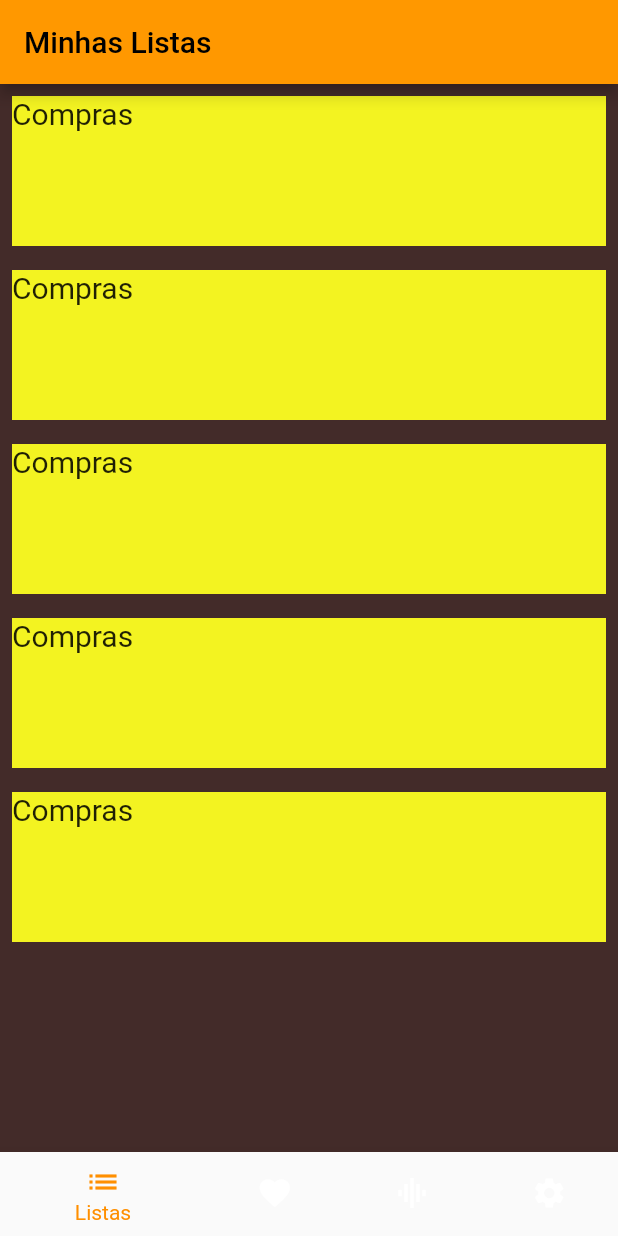
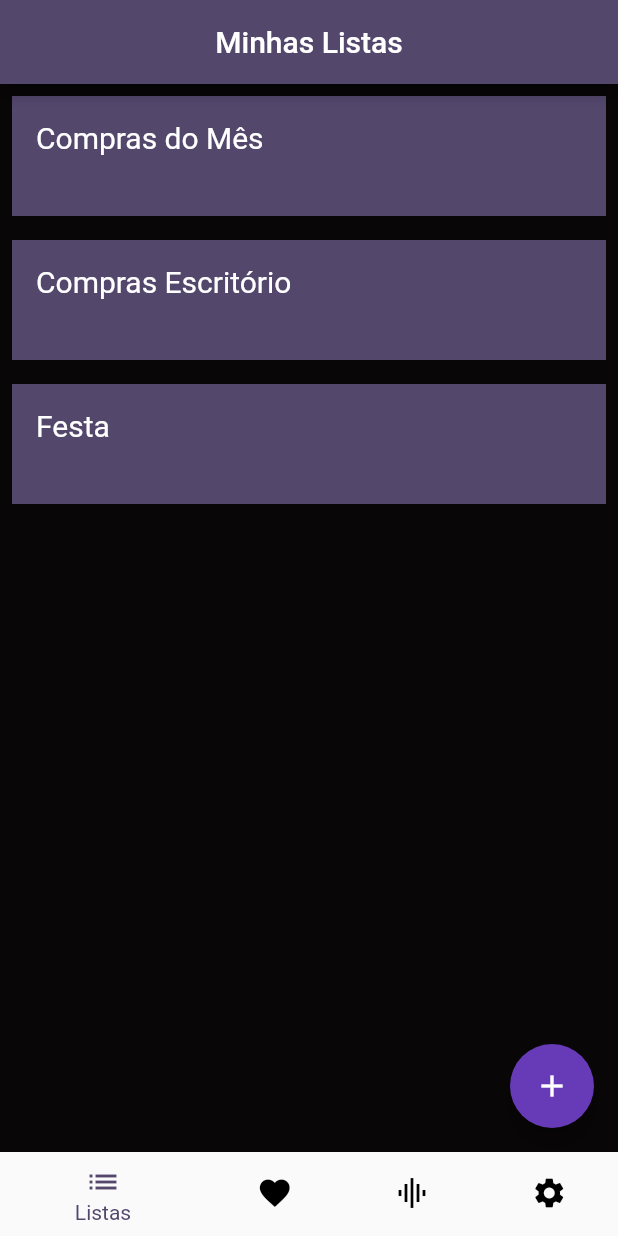
Before and after one commit to Baraggam/lddm-1.2023, a Flutter app: the screen it shows after launch, after a tap on "Get Started", on a phone screen of 412 x 824 dp. Run offline on Flutter 3.47's test engine with Material 2 defaults, Android fonts, the phone set to English and light mode, and no system bars; our stand-ins replace google_fonts.

```diff
--- a/lib/config_page.dart
+++ b/lib/config_page.dart
@@ -11,10 +11,11 @@ class _ConfiguracaoPage extends State<ConfiguracaoPage> {
   @override
   Widget build(BuildContext context) {
     return Scaffold(
-      backgroundColor: Color.fromARGB(255, 67, 43, 41),
+      backgroundColor: Color.fromARGB(255, 8, 6, 6),
       appBar: AppBar(
         title: Text('Configurações'),
-        backgroundColor: Colors.orange,
+        centerTitle: true,
+        backgroundColor: Color.fromARGB(255, 83, 71, 108),
       ),
     );
   }
--- a/lib/historico_page.dart
+++ b/lib/historico_page.dart
@@ -11,10 +11,11 @@ class _HistoricoPage extends State<HistoricoPage> {
   @override
   Widget build(BuildContext context) {
     return Scaffold(
-      backgroundColor: Color.fromARGB(255, 67, 43, 41),
+      backgroundColor: Color.fromARGB(255, 8, 6, 6),
       appBar: AppBar(
         title: Text('Histórico'),
-        backgroundColor: Colors.orange,
+        centerTitle: true,
+        backgroundColor: Color.fromARGB(255, 83, 71, 108),
       ),
     );
   }
--- a/lib/home_page.dart
+++ b/lib/home_page.dart
@@ -44,22 +44,24 @@ class _HomePageState extends State<HomePage> {
         ],
       ),
       bottomNavigationBar: BottomNavigationBar(
+        unselectedItemColor: Colors.black,
         currentIndex: paginaAtual,
         items: const [
           BottomNavigationBarItem(icon: Icon(Icons.list), label: 'Listas'),
           BottomNavigationBarItem(
-              icon: Icon(Icons.favorite), label: 'Favoritos'),
+            icon: Icon(Icons.favorite),
+            label: 'Favoritos',
+          ),
           BottomNavigationBarItem(
               icon: Icon(Icons.graphic_eq), label: 'Histórico'),
           BottomNavigationBarItem(
               icon: Icon(Icons.settings), label: 'Configuracao'),
         ],
-        selectedItemColor: Colors.amber[800],
+        selectedItemColor: Color.fromARGB(255, 83, 71, 108),
         onTap: (pagina) {
           pc.animateToPage(pagina,
               duration: Duration(milliseconds: 400), curve: Curves.ease);
         },
-        backgroundColor: Colors.blue,
       ),
     );
   }
--- a/lib/listas_page.dart
+++ b/lib/listas_page.dart
@@ -1,5 +1,7 @@
 import 'package:flutter/material.dart';
-import 'package:google_fonts/google_fonts.dart';
+import 'package:primeiro_projeto/lista_page.dart';
+
+import 'produtoModel.dart';
 
 class ListasPage extends StatefulWidget {
   const ListasPage({Key? key}) : super(key: key);
@@ -9,32 +11,98 @@ class ListasPage extends StatefulWidget {
 }
 
 class _ListasPageState extends State<ListasPage> {
+  String _entrada = "";
+
+  static List<String> _listaNome = [];
+
+  final List<ProdutoModel> produtoData = List.generate(
+      _listaNome.length,
+      (index) => ProdutoModel(
+            nomeProduto: '',
+            precoProduto: '',
+            imagemPath: '',
+          ));
+
+  @override
+  void initState() {
+    super.initState();
+    _listaNome.add("Compras do Mês");
+    _listaNome.add("Compras Escritório");
+    _listaNome.add("Festa");
+  }
+
   @override
   Widget build(BuildContext context) {
     return Scaffold(
-      backgroundColor: Color.fromARGB(255, 67, 43, 41),
+      backgroundColor: Color.fromARGB(255, 8, 6, 6),
       appBar: AppBar(
         title: Text('Minhas Listas'),
-        backgroundColor: Colors.orange,
+        centerTitle: true,
+        backgroundColor: Color.fromARGB(255, 83, 71, 108),
       ),
       body: ListView.builder(
-        itemCount: 5,
+        itemCount: _listaNome.length,
         itemBuilder: (context, index) {
           return Padding(
             padding: const EdgeInsets.all(8.0),
             child: Container(
-              height: 100,
-              color: Color.fromARGB(255, 243, 243, 33),
-              child: Text(
-                "Compras",
-                style: TextStyle(
-                  fontSize: 20,
+              height: 80,
+              color: Color.fromARGB(255, 83, 71, 108),
+              key: Key(_listaNome[index]),
+              child: ListTile(
+                title: Text(
+                  _listaNome[index],
+                  style: TextStyle(fontSize: 20, color: Colors.white),
                 ),
+                onTap: () {
+                  Navigator.of(context).push(MaterialPageRoute(
+                      builder: (context) => Lista(
+                            produtoModel: produtoData[index],
+                          )));
+                },
               ),
             ),
           );
         },
       ),
+      floatingActionButton: FloatingActionButton(
+        onPressed: () {
+          showDialog(
+            context: context,
+            builder: (BuildContext context) {
+              return AlertDialog(
+                shape: RoundedRectangleBorder(
+                  borderRadius: BorderRadius.circular(12),
+                ),
+                title: Text("Criar uma nova Lista"),
+                content: TextField(
+                  onChanged: (String value) {
+                    _entrada = value;
+                  },
+                ),
+                actions: [
+                  TextButton(
+                    style: TextButton.styleFrom(
+                      textStyle: const TextStyle(fontSize: 20),
+                    ),
+                    onPressed: () {
+                      setState(() {
+                        _listaNome.add(_entrada);
+                      });
+                      Navigator.of(context).pop();
+                    },
+                    child: Text("Criar"),
+                  )
+                ],
+              );
+            },
+          );
+        },
+        child: Icon(
+          Icons.add,
+          color: Colors.white,
+        ),
+      ),
     );
   }
 }
--- a/lib/myapp.dart
+++ b/lib/myapp.dart
@@ -11,7 +11,8 @@ class MyApp extends StatelessWidget {
       title: 'Lysta.com',
       debugShowCheckedModeBanner: false,
       theme: ThemeData(
-        primarySwatch: Colors.orange,
+        brightness: Brightness.light,
+        primarySwatch: Colors.deepPurple,
       ),
       home: PaginaInicial(),
     );
--- a/pubspec.yaml
+++ b/pubspec.yaml
@@ -36,6 +36,7 @@ dependencies:
   # Use with the CupertinoIcons class for iOS style icons.
   cupertino_icons: ^1.0.2
   google_fonts: 2.1.0
+  provider:
 
 dev_dependencies:
   flutter_test:
```
Also changed, not shown: lib/favorites_page.dart (+7 -3 lines), lib/lista_page.dart (added, +21 -0 lines), lib/produtoModel.dart (added, +19 -0 lines), pubspec.lock.
